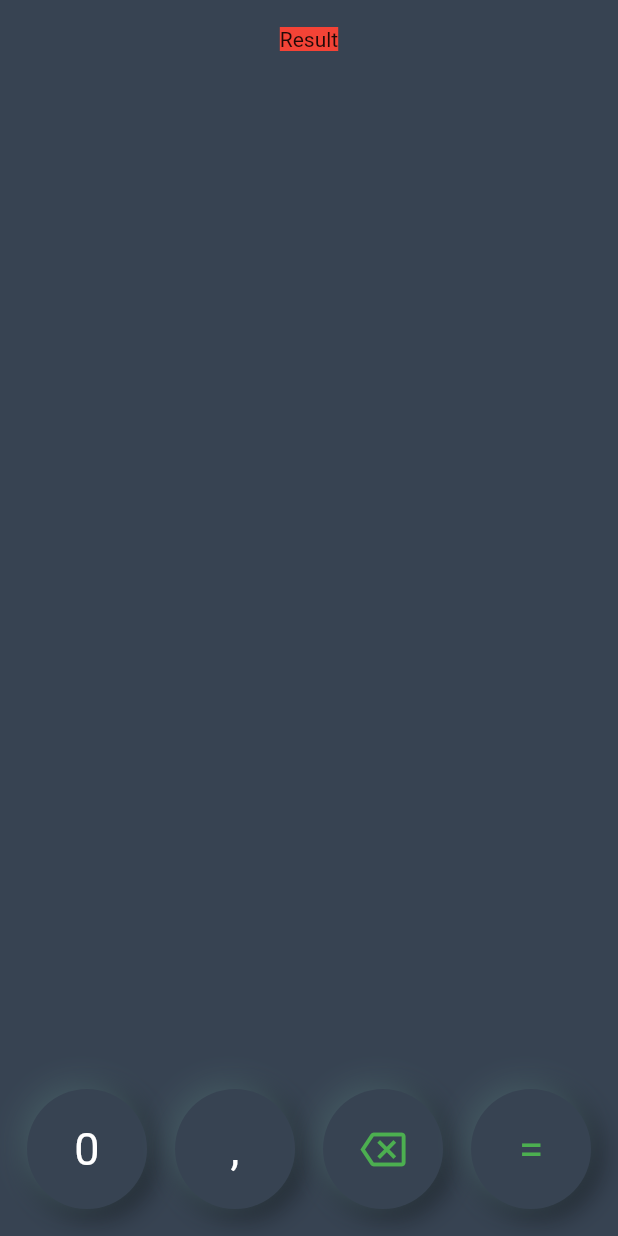
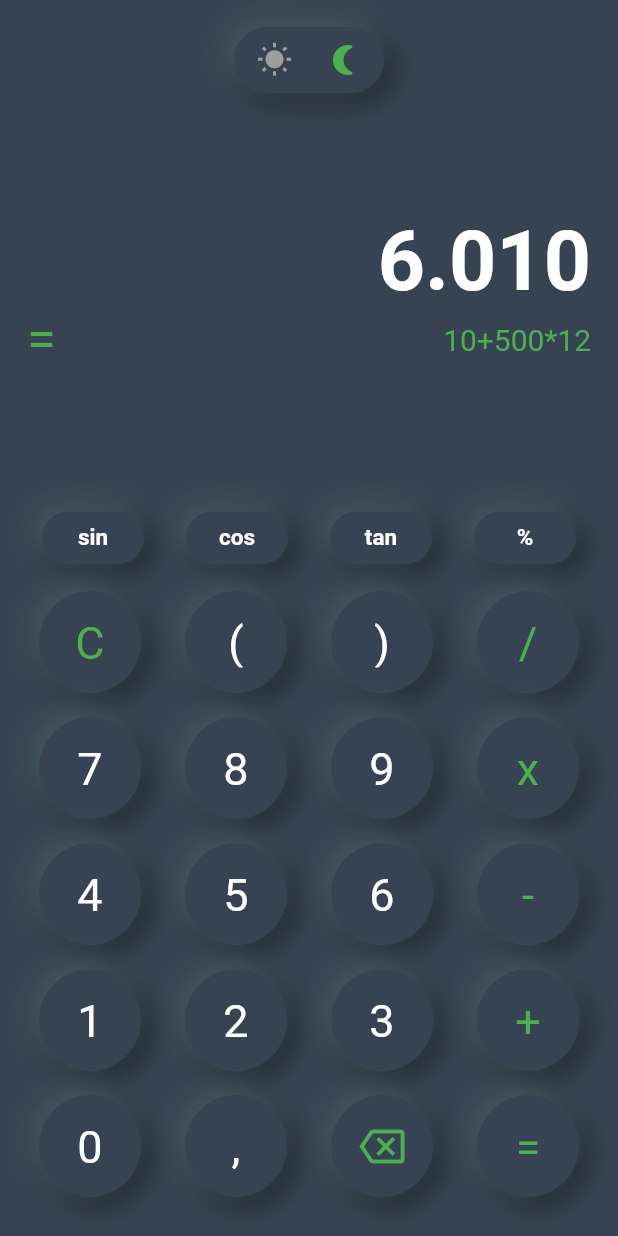
Before and after one commit to JJinuk/2021-Flutter-Study, a Flutter app: the screen it shows after launch, on a phone screen of 412 x 824 dp. Run offline on Flutter 3.47's test engine with Material 2 defaults, Android fonts, the phone set to English and light mode, and no system bars; our stand-ins replace fluttertoast.

Commit message:
[jinuk] 2021 GDSC Flutter Study - week9
Signed-off-by: Jinuk <jitoor610@gmail.com>

```diff
--- a/Note/Jinuk/week9/calculator/lib/main.dart
+++ b/Note/Jinuk/week9/calculator/lib/main.dart
@@ -38,12 +38,112 @@ class _CalculatorNeuAppState extends State<CalculatorNeuApp> {
             mainAxisAlignment: MainAxisAlignment.spaceBetween,
             children: [
               Container(
-                color: Colors.red,
-                child: Text('Result'),
+                child: Column(
+                  mainAxisAlignment: MainAxisAlignment.spaceBetween,
+                  children: [
+                    GestureDetector(
+                        onTap: () {
+                          setState(() {
+                            darkMode ? darkMode = false : darkMode = true;
+                          });
+                        },
+                        child: _switchMode()),
+                    SizedBox(height: 80),
+                    Align(
+                      alignment: Alignment.centerRight,
+                      child: Text(
+                        '6.010',
+                        style: TextStyle(
+                            fontSize: 55,
+                            fontWeight: FontWeight.bold,
+                            color: darkMode ? Colors.white : Colors.red),
+                      ),
+                    ),
+                    Row(
+                        mainAxisAlignment: MainAxisAlignment.spaceBetween,
+                        children: [
+                          Text(
+                            '=',
+                            style: TextStyle(
+                                fontSize: 35,
+                                color: darkMode ? Colors.green : Colors.grey),
+                          ),
+                          Text(
+                            '10+500*12',
+                            style: TextStyle(
+                                fontSize: 20,
+                                color: darkMode ? Colors.green : Colors.grey),
+                          )
+                        ]),
+                    SizedBox(
+                      height: 10,
+                    ),
+                  ],
+                ),
               ),
               Container(
                 child: Column(
                   children: [
+                    Row(
+                      mainAxisAlignment: MainAxisAlignment.spaceBetween,
+                      children: [
+                        _buttonOval(title: 'sin'),
+                        _buttonOval(title: 'cos'),
+                        _buttonOval(title: 'tan'),
+                        _buttonOval(title: '%'),
+                      ],
+                    ),
+                    Row(
+                      mainAxisAlignment: MainAxisAlignment.spaceBetween,
+                      children: [
+                        _buttonRounded(
+                            title: 'C',
+                            textColor:
+                                darkMode ? Colors.green : Colors.redAccent),
+                        _buttonRounded(title: '('),
+                        _buttonRounded(title: ')'),
+                        _buttonRounded(
+                            title: '/',
+                            textColor:
+                                darkMode ? Colors.green : Colors.redAccent),
+                      ],
+                    ),
+                    Row(
+                      mainAxisAlignment: MainAxisAlignment.spaceBetween,
+                      children: [
+                        _buttonRounded(title: '7'),
+                        _buttonRounded(title: '8'),
+                        _buttonRounded(title: '9'),
+                        _buttonRounded(
+                            title: 'x',
+                            textColor:
+                                darkMode ? Colors.green : Colors.redAccent),
+                      ],
+                    ),
+                    Row(
+                      mainAxisAlignment: MainAxisAlignment.spaceBetween,
+                      children: [
+                        _buttonRounded(title: '4'),
+                        _buttonRounded(title: '5'),
+                        _buttonRounded(title: '6'),
+                        _buttonRounded(
+                            title: '-',
+                            textColor:
+                                darkMode ? Colors.green : Colors.redAccent),
+                      ],
+                    ),
+                    Row(
+                      mainAxisAlignment: MainAxisAlignment.spaceBetween,
+                      children: [
+                        _buttonRounded(title: '1'),
+                        _buttonRounded(title: '2'),
+                        _buttonRounded(title: '3'),
+                        _buttonRounded(
+                            title: '+',
+                            textColor:
+                                darkMode ? Colors.green : Colors.redAccent),
+                      ],
+                    ),
                     Row(
                       mainAxisAlignment: MainAxisAlignment.spaceBetween,
                       children: [
@@ -71,11 +171,13 @@ class _CalculatorNeuAppState extends State<CalculatorNeuApp> {
 
   Widget _buttonRounded(
       {String? title,
-      double padding = 20,
+      double padding = 17,
       IconData? icon,
       Color? iconColor,
       Color? textColor}) {
-    return NeuContainer(
+    return Padding(
+      padding: const EdgeInsets.all(8),
+      child: NeuContainer(
         darkMode: darkMode,
         borderRadius: BorderRadius.circular(40),
         padding: EdgeInsets.all(padding),
@@ -95,6 +197,56 @@ class _CalculatorNeuAppState extends State<CalculatorNeuApp> {
                           fontSize: 30),
                     )
                   : Icon(icon, color: iconColor, size: 30)),
+        ),
+      ),
+    );
+  }
+
+  Widget _buttonOval({String? title, double padding = 17}) {
+    return Padding(
+      padding: const EdgeInsets.all(10),
+      child: NeuContainer(
+        darkMode: darkMode,
+        borderRadius: BorderRadius.circular(50),
+        padding:
+            EdgeInsets.symmetric(horizontal: padding, vertical: padding / 2),
+        child: Container(
+          width: padding * 2,
+          child: Center(
+            child: Text(
+              '$title',
+              style: TextStyle(
+                  color: darkMode ? Colors.white : Colors.black,
+                  fontSize: 15,
+                  fontWeight: FontWeight.bold),
+            ),
+          ),
+        ),
+      ),
+    );
+  }
+
+  Widget _switchMode() {
+    return NeuContainer(
+      darkMode: darkMode,
+      padding: EdgeInsets.symmetric(
+        vertical: 10,
+        horizontal: 15,
+      ),
+      borderRadius: BorderRadius.circular(40),
+      child: Container(
+        width: 70,
+        child:
+            Row(mainAxisAlignment: MainAxisAlignment.spaceBetween, children: [
+          Icon(
+            Icons.wb_sunny,
+            color: darkMode ? Colors.grey : Colors.redAccent,
+          ),
+          Icon(
+            Icons.nightlight_round,
+            color: darkMode ? Colors.green : Colors.grey,
+          ),
+        ]),
       ),
     );
   }
```
Also changed, not shown: 1 other file. Lines whose indentation alone changed are shown as unchanged.
